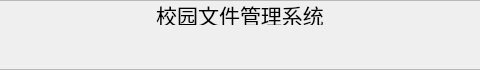
Old version of the form main/headerframe.ui in the repository jack89730/FaceFileSystem; both pictures show x 269 to 749 and y 0 to 70 of the 1000 by 70 pixel window.
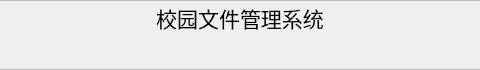
New version of the form. Icons and pictures are not drawn.

What changed in the file:
```diff
--- a/main/headerframe.ui
+++ b/main/headerframe.ui
@@ -118,13 +118,13 @@
          <property name="minimumSize">
           <size>
            <width>200</width>
-           <height>20</height>
+           <height>24</height>
           </size>
          </property>
          <property name="maximumSize">
           <size>
            <width>200</width>
-           <height>20</height>
+           <height>24</height>
           </size>
          </property>
          <property name="font">
@@ -140,6 +140,9 @@
          <property name="alignment">
           <set>Qt::AlignCenter</set>
          </property>
+         <property name="wordWrap">
+          <bool>false</bool>
+         </property>
         </widget>
        </item>
        <item>
@@ -186,13 +189,13 @@
          <property name="minimumSize">
           <size>
            <width>600</width>
-           <height>32</height>
+           <height>26</height>
           </size>
          </property>
          <property name="maximumSize">
           <size>
            <width>16777215</width>
-           <height>32</height>
+           <height>26</height>
           </size>
          </property>
         </widget>
```
